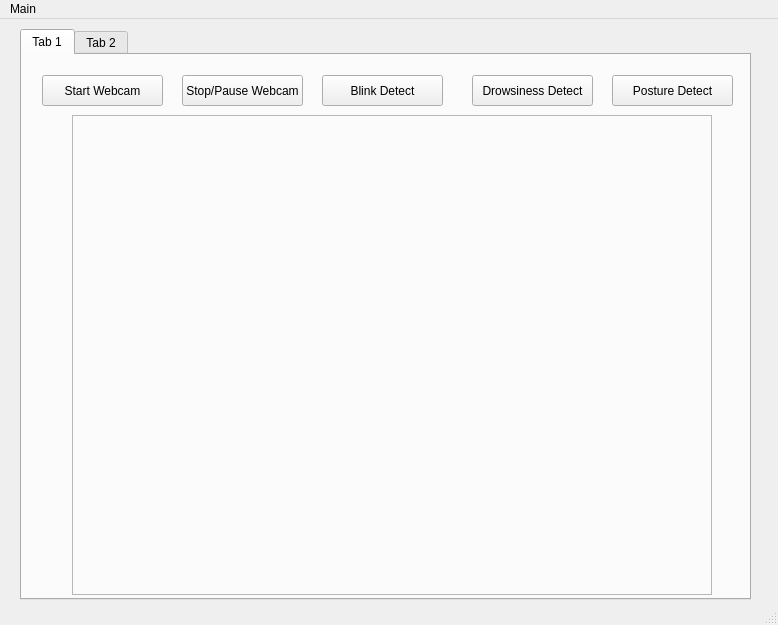
Before: the Qt Designer form desktop-software/sharingan.ui in hackabit18/c0de_BrEaKeRs, drawn with Qt 5.
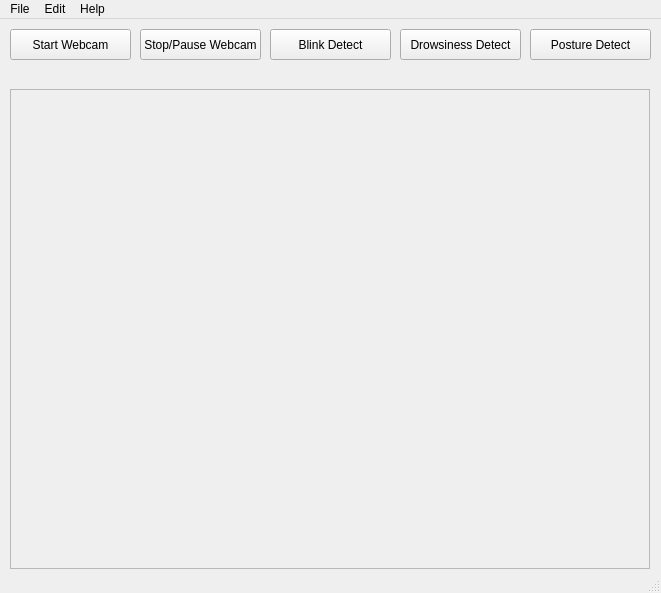
After: the same form once the commit is applied.

What changed in the file:
```diff
--- a/desktop-software/sharingan.ui
+++ b/desktop-software/sharingan.ui
@@ -6,38 +6,58 @@
    <rect>
     <x>0</x>
     <y>0</y>
-    <width>778</width>
-    <height>625</height>
+    <width>661</width>
+    <height>593</height>
    </rect>
   </property>
   <property name="windowTitle">
    <string>MainWindow</string>
   </property>
   <widget class="QWidget" name="centralwidget">
-   <widget class="QTabWidget" name="tabWidget">
-    <property name="enabled">
-     <bool>true</bool>
+   <widget class="QPushButton" name="stopButton">
+    <property name="geometry">
+     <rect>
+      <x>140</x>
+      <y>10</y>
+      <width>121</width>
+      <height>31</height>
+     </rect>
     </property>
+    <property name="text">
+     <string>Stop/Pause Webcam</string>
+    </property>
+   </widget>
+   <widget class="QPushButton" name="blinkDetect">
     <property name="geometry">
      <rect>
-      <x>20</x>
+      <x>270</x>
       <y>10</y>
-      <width>731</width>
-      <height>571</height>
+      <width>121</width>
+      <height>31</height>
      </rect>
     </property>
-    <property name="currentIndex">
-     <number>0</number>
+    <property name="text">
+     <string>Blink Detect</string>
     </property>
-    <widget class="QWidget" name="tab">
-     <attribute name="title">
-      <string>Tab 1</string>
-     </attribute>
+   </widget>
+   <widget class="QPushButton" name="drowsinessDetect">
+    <property name="geometry">
+     <rect>
+      <x>400</x>
+      <y>10</y>
+      <width>121</width>
+      <height>31</height>
+     </rect>
+    </property>
+    <property name="text">
+     <string>Drowsiness Detect</string>
+    </property>
+   </widget>
      <widget class="QLabel" name="imgLabel">
       <property name="geometry">
        <rect>
-        <x>50</x>
-        <y>60</y>
+      <x>10</x>
+      <y>70</y>
         <width>640</width>
         <height>480</height>
        </rect>
@@ -55,8 +75,8 @@
      <widget class="QPushButton" name="startButton">
       <property name="geometry">
        <rect>
-        <x>20</x>
-        <y>20</y>
+      <x>10</x>
+      <y>10</y>
         <width>121</width>
         <height>31</height>
        </rect>
@@ -65,50 +85,11 @@
        <string>Start Webcam</string>
       </property>
      </widget>
-     <widget class="QPushButton" name="stopButton">
-      <property name="geometry">
-       <rect>
-        <x>160</x>
-        <y>20</y>
-        <width>121</width>
-        <height>31</height>
-       </rect>
-      </property>
-      <property name="text">
-       <string>Stop/Pause Webcam</string>
-      </property>
-     </widget>
-     <widget class="QPushButton" name="blinkDetect">
-      <property name="geometry">
-       <rect>
-        <x>300</x>
-        <y>20</y>
-        <width>121</width>
-        <height>31</height>
-       </rect>
-      </property>
-      <property name="text">
-       <string>Blink Detect</string>
-      </property>
-     </widget>
-     <widget class="QPushButton" name="drowsinessDetect">
-      <property name="geometry">
-       <rect>
-        <x>450</x>
-        <y>20</y>
-        <width>121</width>
-        <height>31</height>
-       </rect>
-      </property>
-      <property name="text">
-       <string>Drowsiness Detect</string>
-      </property>
-     </widget>
      <widget class="QPushButton" name="postureDetect">
       <property name="geometry">
        <rect>
-        <x>590</x>
-        <y>20</y>
+      <x>530</x>
+      <y>10</y>
         <width>121</width>
         <height>31</height>
        </rect>
@@ -118,30 +99,35 @@
       </property>
      </widget>
     </widget>
-    <widget class="QWidget" name="tab_2">
-     <attribute name="title">
-      <string>Tab 2</string>
-     </attribute>
-    </widget>
-   </widget>
-  </widget>
+  <widget class="QStatusBar" name="statusbar"/>
   <widget class="QMenuBar" name="menubar">
    <property name="geometry">
     <rect>
      <x>0</x>
      <y>0</y>
-     <width>778</width>
+     <width>661</width>
      <height>21</height>
     </rect>
    </property>
-   <widget class="QMenu" name="menuMain">
+   <widget class="QMenu" name="menuFile">
     <property name="title">
-     <string>Main</string>
+     <string>File</string>
     </property>
    </widget>
-   <addaction name="menuMain"/>
-  </widget>
-  <widget class="QStatusBar" name="statusbar"/>
+   <widget class="QMenu" name="menuEdit">
+    <property name="title">
+     <string>Edit</string>
+    </property>
+   </widget>
+   <widget class="QMenu" name="menuHelp">
+    <property name="title">
+     <string>Help</string>
+    </property>
+   </widget>
+   <addaction name="menuFile"/>
+   <addaction name="menuEdit"/>
+   <addaction name="menuHelp"/>
+  </widget>
  </widget>
  <resources/>
  <connections/>
```
Left out of the diff: 4 changed lines with no effect on the pictures. Lines whose indentation alone changed are shown as unchanged.
